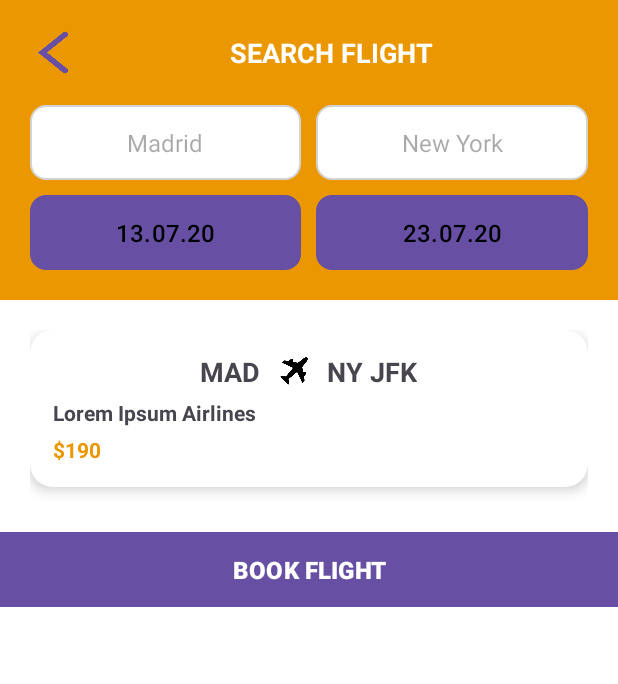
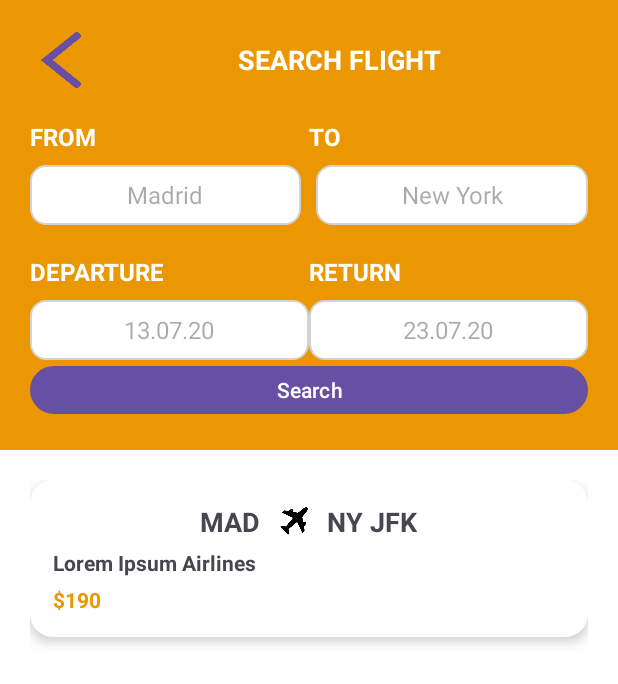
Before and after one commit to okbush/Travel-Mobile-App, an Android app: the SearchActivity screen opened directly, with no data from a screen before it, on a phone screen of 412 x 824 dp. Shown: the top 684 px of the screen. Run offline under Robolectric (Android 15) with nearby library versions, the phone set to English and light mode, and no system bars; 3 statements that could not run were skipped.

Commit message:
search wip

```diff
--- a/app/src/main/java/ph/edu/usc/surigao_travel/SearchActivity.java
+++ b/app/src/main/java/ph/edu/usc/surigao_travel/SearchActivity.java
@@ -1,29 +1,55 @@
 package ph.edu.usc.surigao_travel;
 
-import android.content.Intent;
 import android.os.Bundle;
 import android.view.View;
 import android.widget.Button;
+import android.widget.EditText;
+import android.widget.ListView;
+
 import androidx.appcompat.app.AppCompatActivity;
+
+import java.util.ArrayList;
+import java.util.List;
 
 public class SearchActivity extends AppCompatActivity {
 
-    private Button btnSearch, btnBookFlight;
+    private EditText etFrom, etTo, txtDepartureDate, btnReturnDate;
+    private Button btnSearch;
+    private ListView listViewFlights;
+    private FlightAdapter adapter;
+    private List<Flight> flightList;
 
     @Override
     protected void onCreate(Bundle savedInstanceState) {
         super.onCreate(savedInstanceState);
         setContentView(R.layout.activity_search);
 
+        etFrom = findViewById(R.id.etFrom);
+        etTo = findViewById(R.id.etTo);
+        txtDepartureDate = findViewById(R.id.txtDepartureDate);
+        btnReturnDate = findViewById(R.id.btnReturnDate);
         btnSearch = findViewById(R.id.btnSearch);
-        btnBookFlight = findViewById(R.id.btnBookFlight);
+        listViewFlights = findViewById(R.id.listViewFlights);
 
-        btnSearch.setOnClickListener(v ->
-                startActivity(new Intent(SearchActivity.this, ResultsActivity.class))
-        );
+        flightList = new ArrayList<>();
+        adapter = new FlightAdapter(this, flightList);
+        listViewFlights.setAdapter(adapter);
 
-        btnBookFlight.setOnClickListener(v ->
-                startActivity(new Intent(SearchActivity.this, BookingActivity.class))
-        );
+        btnSearch.setOnClickListener(v -> searchFlights());
+    }
+
+    private void searchFlights() {
+        flightList.clear();
+
+        String from = etFrom.getText().toString();
+        String to = etTo.getText().toString();
+        String departureDate = txtDepartureDate.getText().toString();
+        String returnDate = btnReturnDate.getText().toString();
+
+        flightList.add(new Flight("Airline A", "AA123", "08:00 AM", "12:00 PM", "4h", "Economy", "250"));
+        flightList.add(new Flight("Airline B", "BB456", "10:00 AM", "02:00 PM", "4h", "Business", "450"));
+        flightList.add(new Flight("Airline C", "CC789", "01:00 PM", "05:00 PM", "4h", "First Class", "800"));
+
+        adapter.notifyDataSetChanged();
     }
 }
--- a/app/src/main/res/layout/activity_search.xml
+++ b/app/src/main/res/layout/activity_search.xml
@@ -8,7 +8,7 @@
     <!-- Header with Orange Background -->
     <LinearLayout
         android:layout_width="match_parent"
-        android:layout_height="200dp"
+        android:layout_height="300dp"
         android:background="#eb9701"
         android:orientation="vertical"
         android:padding="20dp">
@@ -22,8 +22,8 @@
 
             <Button
                 android:id="@+id/btnBackHome"
-                android:layout_width="30dp"
-                android:layout_height="30dp"
+                android:layout_width="40dp"
+                android:layout_height="40dp"
                 android:background="@drawable/back_button"
                 android:textColor="#ffffff"
                 android:textSize="18sp" />
@@ -38,20 +38,47 @@
                 android:textStyle="bold" />
         </LinearLayout>
 
-        <!-- Flight Search Inputs -->
         <LinearLayout
             android:layout_width="match_parent"
             android:layout_height="wrap_content"
             android:orientation="horizontal"
             android:paddingTop="20dp">
 
+            <TextView
+                android:layout_width="0dp"
+                android:layout_height="20dp"
+                android:layout_weight="1"
+                android:text="FROM"
+                android:textStyle="bold"
+                android:textColor="@color/white"
+                android:textSize="16sp" />
+
+            <TextView
+                android:layout_width="0dp"
+                android:layout_height="20dp"
+                android:layout_weight="1"
+                android:text="TO"
+                android:textStyle="bold"
+                android:textColor="@color/white"
+                android:textSize="16sp" />
+        </LinearLayout>
+
+
+        <!-- Flight Search Inputs -->
+        <LinearLayout
+            android:layout_width="match_parent"
+            android:layout_height="wrap_content"
+            android:orientation="horizontal"
+            android:paddingTop="10dp">
+
             <EditText
                 android:id="@+id/etFrom"
                 android:layout_width="0dp"
-                android:layout_height="50dp"
+                android:layout_height="40dp"
                 android:layout_weight="1"
                 android:background="@drawable/rounded_input"
                 android:hint="Madrid"
+                android:inputType="text"
                 android:gravity="center"
                 android:textColor="@color/black"
                 android:textSize="16sp" />
@@ -59,14 +86,40 @@
             <EditText
                 android:id="@+id/etTo"
                 android:layout_width="0dp"
-                android:layout_height="50dp"
+                android:layout_height="40dp"
                 android:layout_weight="1"
                 android:background="@drawable/rounded_input"
                 android:hint="New York"
+                android:inputType="text"
                 android:gravity="center"
                 android:textColor="@color/black"
                 android:textSize="16sp"
                 android:layout_marginStart="10dp"/>
+        </LinearLayout>
+
+        <LinearLayout
+            android:layout_width="match_parent"
+            android:layout_height="wrap_content"
+            android:orientation="horizontal"
+            android:paddingTop="20dp">
+
+            <TextView
+                android:layout_width="0dp"
+                android:layout_height="20dp"
+                android:layout_weight="1"
+                android:text="DEPARTURE"
+                android:textStyle="bold"
+                android:textColor="@color/white"
+                android:textSize="16sp" />
+
+            <TextView
+                android:layout_width="0dp"
+                android:layout_height="20dp"
+                android:layout_weight="1"
+                android:text="RETURN"
+                android:textStyle="bold"
+                android:textColor="@color/white"
+                android:textSize="16sp" />
         </LinearLayout>
 
         <!-- Date Selection -->
@@ -76,27 +129,39 @@
             android:orientation="horizontal"
             android:paddingTop="10dp">
 
-            <Button
-                android:id="@+id/btnDepartureDate"
+            <EditText
+                android:id="@+id/txtDepartureDate"
                 android:layout_width="0dp"
-                android:layout_height="50dp"
+                android:layout_height="40dp"
                 android:layout_weight="1"
                 android:background="@drawable/rounded_input"
-                android:text="13.07.20"
-                android:textSize="16sp"
-                android:textColor="#000000"/>
+                android:gravity="center"
+                android:inputType="date"
+                android:hint="13.07.20"
+                android:textColor="@color/black"
+                android:textSize="16sp" />
 
-            <Button
+            <EditText
                 android:id="@+id/btnReturnDate"
                 android:layout_width="0dp"
-                android:layout_height="50dp"
+                android:layout_height="40dp"
                 android:layout_weight="1"
                 android:background="@drawable/rounded_input"
-                android:text="23.07.20"
-                android:textSize="16sp"
-                android:textColor="#000000"
-                android:layout_marginStart="10dp"/>
+                android:gravity="center"
+                android:inputType="date"
+                android:hint="23.07.20"
+                android:textColor="@color/black"
+                android:textSize="16sp" />
+
+
         </LinearLayout>
+
+        <Button
+            android:id="@+id/btnSearch"
+            android:layout_width="match_parent"
+            android:layout_height="wrap_content"
+            android:text="Search" />
+
     </LinearLayout>
 
     <!-- Flight Search Results Container -->
@@ -167,6 +232,10 @@
     </ScrollView>
 
     <!-- Book Flight Button -->
+    <ListView
+        android:layout_width="match_parent"
+        android:layout_height="match_parent" />
+
     <Button
         android:id="@+id/btnBookFlight"
         android:layout_width="match_parent"
@@ -176,4 +245,7 @@
         android:textColor="@color/white"
         android:textSize="16sp"
         android:textStyle="bold"/>
+
+
+
 </LinearLayout>
```
Also changed, not shown: app/src/main/java/ph/edu/usc/surigao_travel/Flight.java (added, +30 -0 lines), app/src/main/java/ph/edu/usc/surigao_travel/FlightAdapter.java (added, +42 -0 lines), app/src/main/res/layout/flight_item.xml (added, +139 -0 lines), app/src/main/res/drawable/circle.png (added).
